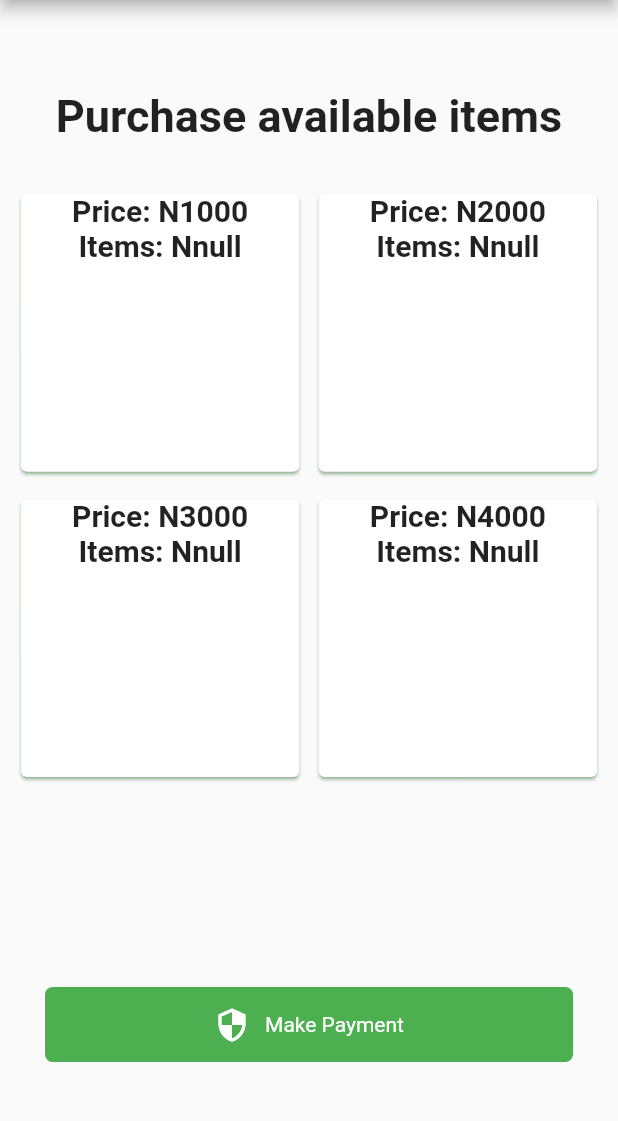
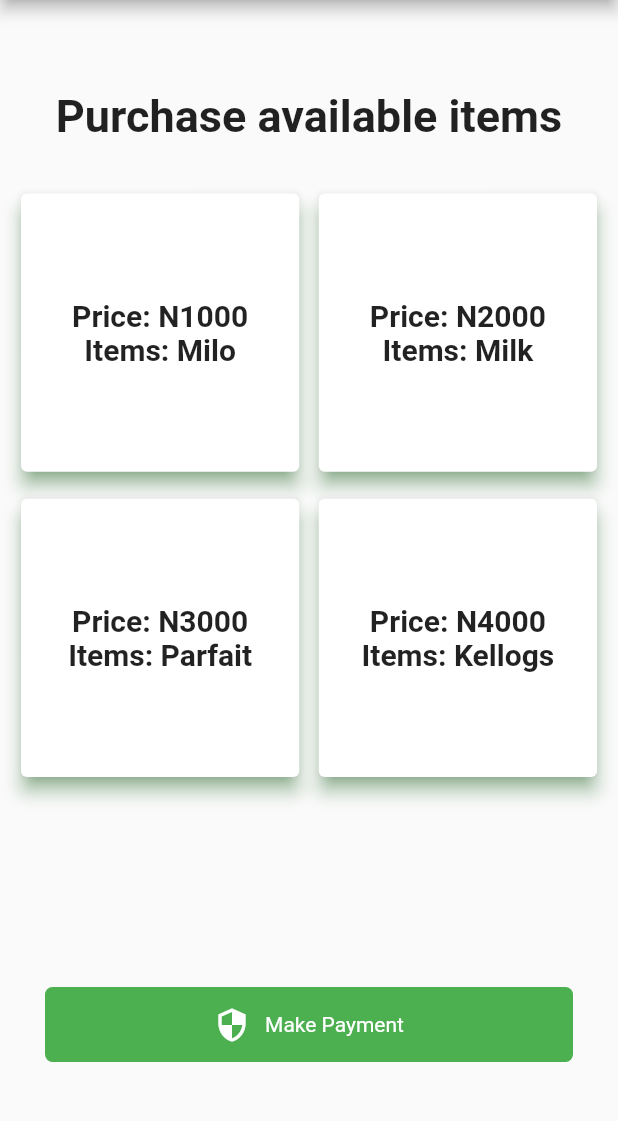
Before and after one commit to ClementPeter/flutter_paystack, a Flutter app: the screen it shows after launch, on a phone screen of 412 x 824 dp, the part 84-1205 px from its top. Run offline on Flutter 3.47's test engine with Material 2 defaults, Android fonts, the phone set to English and light mode, and no system bars; missing offline and left inert: flutter_paystack.

```diff
--- a/lib/main.dart
+++ b/lib/main.dart
@@ -80,76 +80,42 @@
                         mainAxisSpacing: 10,
                         crossAxisSpacing: 5,
                       ),
-                    // children: List.generate(
-                    //   shopItems.length,
-                    //   (index) {
-                    //     final data = shopItems[index];
-                    //     return GestureDetector(
-                    //       onTap: () {
-                    //   setState(
-                    //     () {
-                    //       selectedIndex =
-                    //           index; //identify the grid selected to get the item and price
-                    //       price = data["price"] as int;
-                    //       print(
-                    //           "Grid view Selected price::::::::::::::::$price");
-                    //     },
-                    //   );
-                    // },
-                    //       child: Card(
-                    //         elevation: 5,
-                    //         shadowColor: Colors.green,
-                    //         child: Container(
-                    //           color: selectedIndex == null
-                    //               ? null
-                    //               : selectedIndex == index
-                    //                   ? const Color.fromARGB(182, 76, 175, 79)
-                    //                   : null,
-                    //           child: Column(
-                    //             mainAxisAlignment: MainAxisAlignment.center,
-                    //             children: [
-                    // Text(
-                    //   'Price: N${data['price']}',
-                    //   style: const TextStyle(
-                    //     fontSize: 20,
-                    //     fontWeight: FontWeight.bold,
-                    //   ),
-                    // ),
-                    //               Text(
-                    //                 'Items: ${data['item']}',
-                    //                 style: const TextStyle(
-                    //                   fontSize: 20,
-                    //                   fontWeight: FontWeight.bold,
-                    //                 ),
-                    //               ),
-                    //             ],
-                    //           ),
-                    //         ),
-                    //       ),
-                    //     );
-                    //   },
-                    // )
-                    //Works the same way as the above
-                    children: shopItems.map((shopItem) {
+                      children: List.generate(
+                        shopItems.length,
+                        (index) {
+                          final data = shopItems[index];
                           return GestureDetector(
                             onTap: () {
-                          setState(() {
-                            selectedIndex = shopItem as int?;
-                          });
+                              setState(
+                                () {
+                                  selectedIndex =
+                                      index; //identify the grid selected to get the item and price
+                                  price = data["price"] as int;
+                                  //print("Grid view Selected price::::::::::::::::$price");
+                                },
+                              );
                             },
                             child: Card(
+                              elevation: 5,
                               shadowColor: Colors.green,
+                              child: Container(
+                                color: selectedIndex == null
+                                    ? null
+                                    : selectedIndex == index
+                                        ? const Color.fromARGB(182, 76, 175, 79)
+                                        : null,
                                 child: Column(
+                                  mainAxisAlignment: MainAxisAlignment.center,
                                   children: [
                                     Text(
-                                'Price: N${shopItem['price']}',
+                                      'Price: N${data['price']}',
                                       style: const TextStyle(
                                         fontSize: 20,
                                         fontWeight: FontWeight.bold,
                                       ),
                                     ),
                                     Text(
-                                'Items: N${shopItem['items']}',
+                                      'Items: ${data['item']}',
                                       style: const TextStyle(
                                         fontSize: 20,
                                         fontWeight: FontWeight.bold,
@@ -158,20 +124,18 @@
                                   ],
                                 ),
                               ),
+                            ),
                           );
-                    }).toList(),
+                        },
+                      )),
                 ),
               ),
-              ),
-
               //Make payment Button
               Padding(
                 padding: const EdgeInsets.symmetric(horizontal: 30.0),
                 child: GestureDetector(
                   onTap: () {
-                    //Trigger paystack payment
-
-                    //if no item is selected
+                    //Trigger paystack payment, if an item is selected
                     if (selectedIndex == null) {
                       ScaffoldMessenger.of(context).showSnackBar(
                         const SnackBar(
```
Lines whose indentation alone changed are shown as unchanged.
